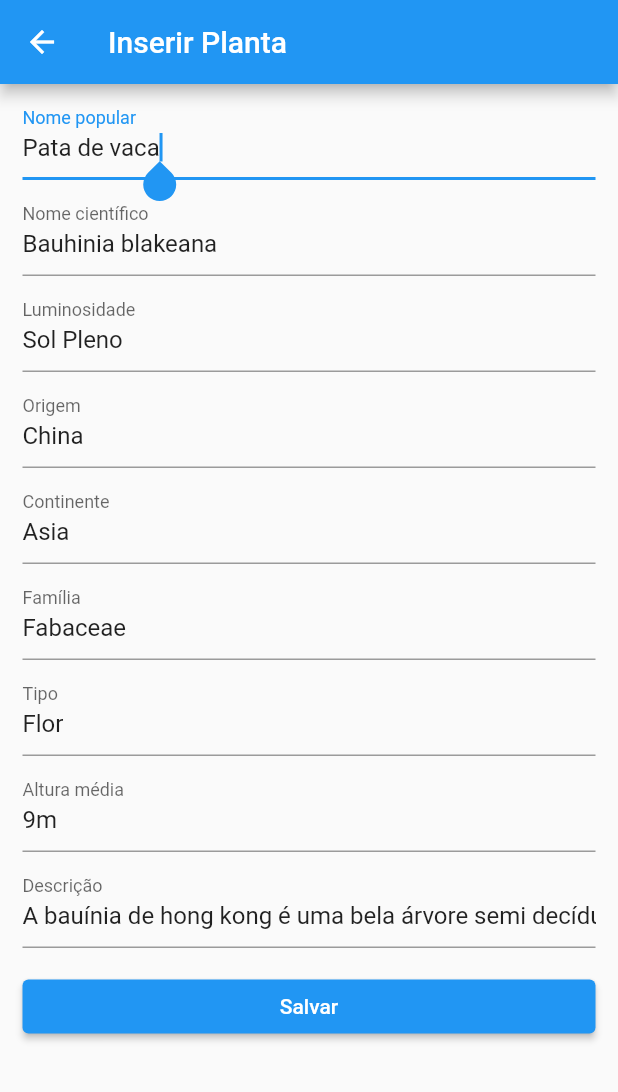
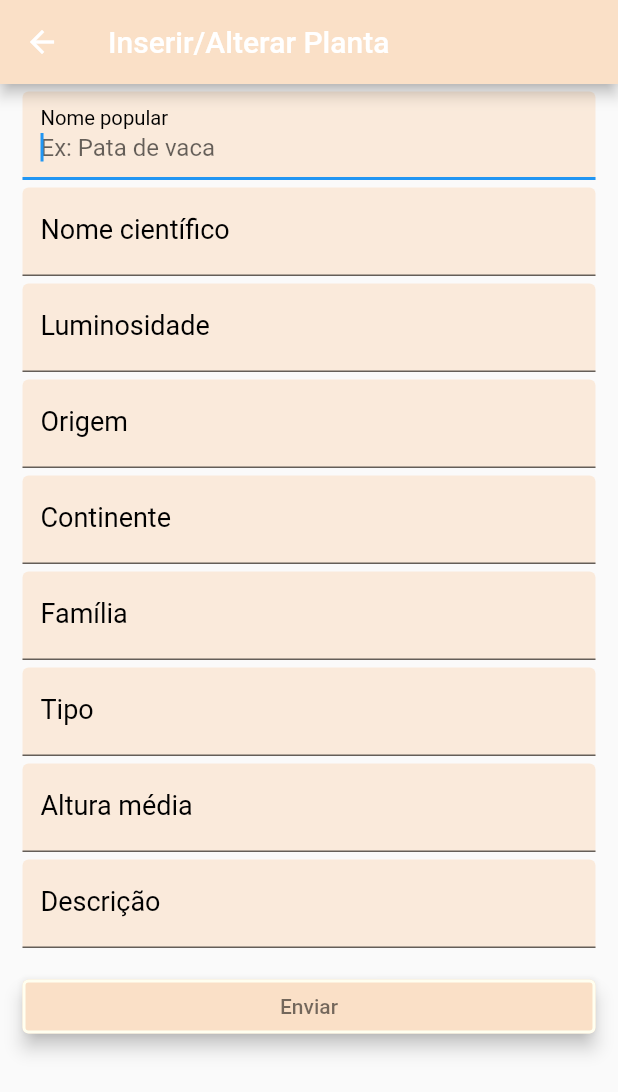
Before and after one commit to Douglas-av/APS-8_app, a Flutter app: the InserirPlanta screen opened by its route, on a phone screen of 412 x 824 dp. Shown: the top 1092 px of the screen. Run offline on Flutter 3.47's test engine with Material 2 defaults, Android fonts, the phone set to English and light mode, and no system bars.

Commit message:
Tela de novas plantas + post planta

```diff
--- a/lib/components/input_text.dart
+++ b/lib/components/input_text.dart
@@ -9,7 +9,7 @@ class InputText extends StatelessWidget {
 
   Widget build(BuildContext context) {
     String labelText = parametros[0];
-    TextEditingController controller = TextEditingController(text: parametros[1]);
+    TextEditingController controller = TextEditingController();
     String initalText = parametros[1];
     String isEmptyText = parametros[2];
     TextInputType keyboardType = parametros[3];
@@ -17,26 +17,32 @@ class InputText extends StatelessWidget {
     return Padding(
       padding: const EdgeInsets.fromLTRB(15, 5, 15, 0),
       child: TextFormField(
+        textCapitalization: TextCapitalization.sentences,
         controller: controller,
         key: _formKey,
         autofocus: true,
         keyboardType: keyboardType,
         // initialValue: initalText,
         textInputAction: TextInputAction.next,
-        onTap: () {
-          if (initalText.isNotEmpty) {
-            initalText = '';
-          }
-        },
         decoration: InputDecoration(
-          hintText: 'Aloha',
-          labelText: labelText,
+          fillColor: Color.fromRGBO(250, 224, 199, 0.6),
+          filled: true,
+          focusColor: Colors.green,
+          hoverColor: Colors.yellow,
+          hintText: 'Ex: $initalText',
+          label: Text(
+            labelText,
+            style: TextStyle(
+              color: Colors.black,
+              fontSize: 18,
+            ),
+          ),
         ),
         validator: (value) {
-          print(controller.text);
           if (value!.isEmpty) {
             return isEmptyText;
           }
+          parametros[4] = controller.text;
           return null;
         },
       ),
--- a/lib/pages/home.dart
+++ b/lib/pages/home.dart
@@ -58,7 +58,7 @@ class Home extends StatelessWidget {
                         'Continentes',
                         style: TextStyle(
                           fontSize: 20,
-                          color: Colors.black,
+                          color: Colors.black54,
                         ),
                         textAlign: TextAlign.center,
                       ),
@@ -86,7 +86,7 @@ class Home extends StatelessWidget {
                         'Inserir plantas',
                         style: TextStyle(
                           fontSize: 20,
-                          color: Colors.black,
+                          color: Colors.black54,
                         ),
                         textAlign: TextAlign.center,
                       ),
--- a/lib/pages/inserir_planta.dart
+++ b/lib/pages/inserir_planta.dart
@@ -1,4 +1,8 @@
+import 'dart:convert';
+
+import 'package:app_plantas_aps8/api_gateway/plantas_service.dart';
 import 'package:app_plantas_aps8/components/input_text.dart';
+import 'package:app_plantas_aps8/models/plantas_model.dart';
 import 'package:app_plantas_aps8/utils/parametros.dart';
 import 'package:flutter/cupertino.dart';
 import 'package:flutter/material.dart';
@@ -9,6 +13,9 @@ import 'package:flutter/material.dart';
 
 class InserirPlanta extends StatelessWidget {
   GlobalKey<FormState> _key = new GlobalKey();
+  Parametros parametros = new Parametros();
+  PlantaService plantaService = new PlantaService();
+  late PlantasModel planta;
 
   List _inputText(Map parametros) {
     List<Widget> lista = [];
@@ -18,11 +25,31 @@ class InserirPlanta extends StatelessWidget {
     return lista;
   }
 
+  Map _postParametros(Map post) {
+    Map<String, dynamic> parametros = {
+      "numero": 0,
+      "nome_popular": 0,
+      "nome_cientifico": 0,
+      "luminosidade": 0,
+      "origem": 0,
+      "continente": 0,
+      "familia": 0,
+      "tipo": 0,
+      "altura_media": 0,
+      "descricao": 0,
+    };
+    post.forEach((key, value) {
+      parametros[key] = post[key][4];
+    });
+    return parametros;
+  }
+
   @override
   Widget build(BuildContext context) {
     return Scaffold(
       appBar: AppBar(
-        title: Text("Inserir Planta"),
+        title: Text("Inserir/Alterar Planta"),
+        backgroundColor: Color.fromRGBO(250, 224, 199, 1),
       ),
       body: Form(
         key: _key,
@@ -31,38 +58,74 @@ class InserirPlanta extends StatelessWidget {
             showTrackOnHover: true,
             child: ListView(
               children: [
-                ..._inputText(Parametros.parametros),
+                ..._inputText(parametros.parametrosExemplo),
                 Container(
                   padding: EdgeInsets.all(15),
                   child: ElevatedButton(
+                    style: ButtonStyle(
+                      backgroundColor: MaterialStateProperty.all<Color>(
+                          Color.fromRGBO(250, 224, 199, 1)),
+                      elevation: MaterialStateProperty.all<double>(5),
+                      side: MaterialStateProperty.all(
+                        BorderSide.lerp(
+                            BorderSide(
+                              style: BorderStyle.solid,
+                              color: Colors.black54,
+                              width: 2.0,
+                            ),
+                            BorderSide(
+                              style: BorderStyle.solid,
+                              color: Color(0xffe4e978),
+                              width: 2.0,
+                            ),
+                            2.0),
+                      ),
+                    ),
                     onPressed: () {
                       // Validate returns true if the form is valid, or false otherwise.
                       if (_key.currentState!.validate()) {
                         // If the form is valid, display a snackbar. In the real world,
                         // you'd often call a server or save the information in a database.
                         _key.currentState!.save();
-                        print(Parametros.parametros['familia'][4]);
-                        ScaffoldMessenger.of(context).showSnackBar(
-                          const SnackBar(
-                            content: Text('Processando informação...',
+                        Map dadosInput =
+                            _postParametros(parametros.parametrosExemplo);
+                        ScaffoldMessenger.of(context)
+                            .showSnackBar(const SnackBar(
+                          content: Text(
+                            'Processando informação...',
+                            textAlign: TextAlign.center,
+                          ),
+                          duration: Duration(milliseconds: 1500),
+                        ));
+                        try {
+                          plantaService.postPlanta(dadosInput).then((value) {
+                            ScaffoldMessenger.of(context)
+                                .showSnackBar(const SnackBar(
+                              content: Text(
+                                'Informação inserida com sucesso!',
+                                textAlign: TextAlign.center,
+                              ),
+                              backgroundColor: Colors.green,
+                              duration: Duration(milliseconds: 3500),
+                            ));
+                          });
+                        } catch (e) {
+                          print(e);
+                          ScaffoldMessenger.of(context)
+                              .showSnackBar(const SnackBar(
+                            content: Text(
+                              'Erro ao inserir a informação.',
                               textAlign: TextAlign.center,
                             ),
-                            duration: Duration(milliseconds: 1500),
-                          )
-                        );
-                        ScaffoldMessenger.of(context).showSnackBar(
-                          const SnackBar(
-                            content: Text('Finalizado',
-                              textAlign: TextAlign.center,
-                            ),
-                            backgroundColor: Colors.green,
+                            backgroundColor: Colors.red,
                             duration: Duration(milliseconds: 3500),
-                          )
-                        );
+                          ));
+                        }
                       }
                       print('oi');
                     },
-                    child: Text('Salvar'),
+                    child:
+                        Text('Enviar', style: TextStyle(color: Colors.black54)),
                   ),
                 ),
               ],
--- a/lib/utils/parametros.dart
+++ b/lib/utils/parametros.dart
@@ -1,9 +1,20 @@
 import 'package:flutter/cupertino.dart';
 
-class Parametros{
-  TextEditingController controller = TextEditingController();
+class Parametros {
+  Map _parametros = {
+    "numero": "int",
+    "nome_popular": "string",
+    "nome_cientifico": "string",
+    "luminosidade": "string",
+    "origem": "string",
+    "continente": "string",
+    "familia": "string",
+    "tipo": "string",
+    "altura_media": "string",
+    "descricao": "string"
+  };
 
-  static Map parametros = {
+  Map parametrosExemplo = {
     'nome_popular': [
       'Nome popular',
       'Pata de vaca',
@@ -62,7 +73,8 @@ class Parametros{
     ],
     'descricao': [
       'Descrição',
-      'A bau\u00ednia de hong kong \u00e9 uma bela \u00e1rvore semi dec\u00eddua, est\u00e9ril, resultante provavelmente da hibridiza\u00e7\u00e3o entre as esp\u00e9cies Bauhinia variegata e Bauhinia purpurea. Ela \u00e9 end\u00eamica e origin\u00e1ria de Hong Kong, al\u00e9m de sua flor ser o s\u00edmbolo que estampa a bandeira da cidade. Seu porte \u00e9 m\u00e9dio e o crescimento \u00e9 r\u00e1pido, alcan\u00e7ando de 6 a 12 metros de altura por 3 a 8 metros de largura de copa. Sua madeira \u00e9 mole, tornando a suscet\u00edvel a quebras em temporais e ataques de pragas.'.toString(),
+      'A bau\u00ednia de hong kong \u00e9 uma bela \u00e1rvore semi dec\u00eddua, est\u00e9ril, resultante provavelmente da hibridiza\u00e7\u00e3o entre as esp\u00e9cies Bauhinia variegata e Bauhinia purpurea. Ela \u00e9 end\u00eamica e origin\u00e1ria de Hong Kong, al\u00e9m de sua flor ser o s\u00edmbolo que estampa a bandeira da cidade. Seu porte \u00e9 m\u00e9dio e o crescimento \u00e9 r\u00e1pido, alcan\u00e7ando de 6 a 12 metros de altura por 3 a 8 metros de largura de copa. Sua madeira \u00e9 mole, tornando a suscet\u00edvel a quebras em temporais e ataques de pragas.'
+          .toString(),
       'Informar a descrição da planta',
       TextInputType.text,
       TextEditingController,
```
Also changed, not shown: lib/api_gateway/plantas_service.dart (+17 -1 lines), lib/models/plantas_model.dart (+27 -3 lines).
